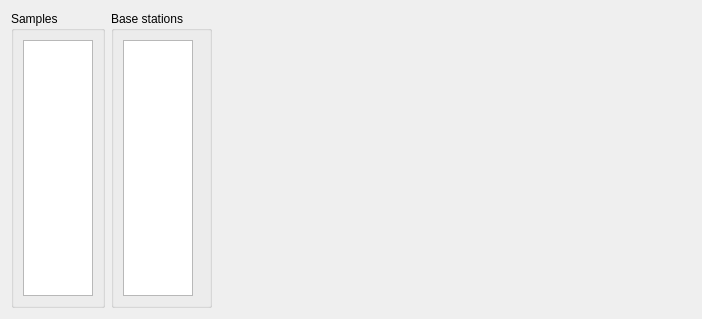
Qt form src/cfclient/ui/widgets/geo_estimator_details.ui (bitcraze/crazyflie-clients-python) before a commit.
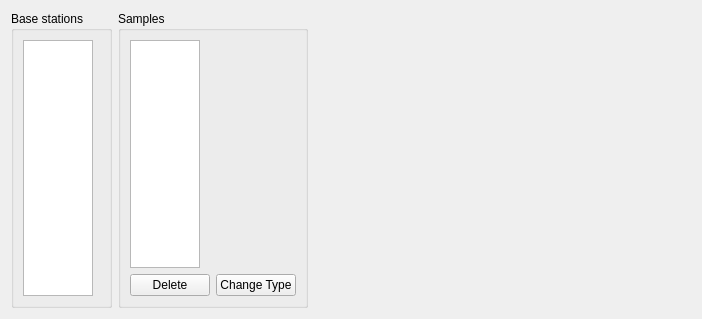
The same form after that commit.

Commit message: First steps of joes new design

The edit to the form file:
```diff
--- a/src/cfclient/ui/widgets/geo_estimator_details.ui
+++ b/src/cfclient/ui/widgets/geo_estimator_details.ui
@@ -20,6 +20,43 @@
    <string>Form</string>
   </property>
   <layout class="QHBoxLayout" name="horizontalLayout">
+   <item>
+    <widget class="QGroupBox" name="_base_stations_widget">
+     <property name="title">
+      <string>Base stations</string>
+     </property>
+     <layout class="QVBoxLayout" name="verticalLayout_3">
+      <item>
+       <widget class="QTableView" name="_base_stations_table_view">
+        <property name="sizePolicy">
+         <sizepolicy hsizetype="Maximum" vsizetype="Expanding">
+          <horstretch>0</horstretch>
+          <verstretch>0</verstretch>
+         </sizepolicy>
+        </property>
+        <property name="sizeAdjustPolicy">
+         <enum>QAbstractScrollArea::SizeAdjustPolicy::AdjustToContents</enum>
+        </property>
+        <property name="selectionMode">
+         <enum>QAbstractItemView::SelectionMode::SingleSelection</enum>
+        </property>
+        <property name="selectionBehavior">
+         <enum>QAbstractItemView::SelectionBehavior::SelectRows</enum>
+        </property>
+        <property name="cornerButtonEnabled">
+         <bool>false</bool>
+        </property>
+        <attribute name="horizontalHeaderStretchLastSection">
+         <bool>true</bool>
+        </attribute>
+        <attribute name="verticalHeaderVisible">
+         <bool>false</bool>
+        </attribute>
+       </widget>
+      </item>
+     </layout>
+    </widget>
+   </item>
    <item>
     <widget class="QGroupBox" name="_samples_widget">
      <property name="title">
@@ -57,42 +94,23 @@
         </attribute>
        </widget>
       </item>
-     </layout>
-    </widget>
-   </item>
-   <item>
-    <widget class="QGroupBox" name="_base_stations_widget">
-     <property name="title">
-      <string>Base stations</string>
-     </property>
-     <layout class="QVBoxLayout" name="verticalLayout_3">
       <item>
-       <widget class="QTableView" name="_base_stations_table_view">
-        <property name="sizePolicy">
-         <sizepolicy hsizetype="Maximum" vsizetype="Expanding">
-          <horstretch>0</horstretch>
-          <verstretch>0</verstretch>
-         </sizepolicy>
-        </property>
-        <property name="sizeAdjustPolicy">
-         <enum>QAbstractScrollArea::SizeAdjustPolicy::AdjustToContents</enum>
-        </property>
-        <property name="selectionMode">
-         <enum>QAbstractItemView::SelectionMode::SingleSelection</enum>
-        </property>
-        <property name="selectionBehavior">
-         <enum>QAbstractItemView::SelectionBehavior::SelectRows</enum>
-        </property>
-        <property name="cornerButtonEnabled">
-         <bool>false</bool>
-        </property>
-        <attribute name="horizontalHeaderStretchLastSection">
-         <bool>true</bool>
-        </attribute>
-        <attribute name="verticalHeaderVisible">
-         <bool>false</bool>
-        </attribute>
-       </widget>
+       <layout class="QHBoxLayout" name="horizontalLayout_2">
+        <item>
+         <widget class="QPushButton" name="_delete_sample_button">
+          <property name="text">
+           <string>Delete</string>
+          </property>
+         </widget>
+        </item>
+        <item>
+         <widget class="QPushButton" name="_change_type_sample_button">
+          <property name="text">
+           <string>Change Type</string>
+          </property>
+         </widget>
+        </item>
+       </layout>
       </item>
      </layout>
     </widget>
```
The commit also changes 5 other files.
